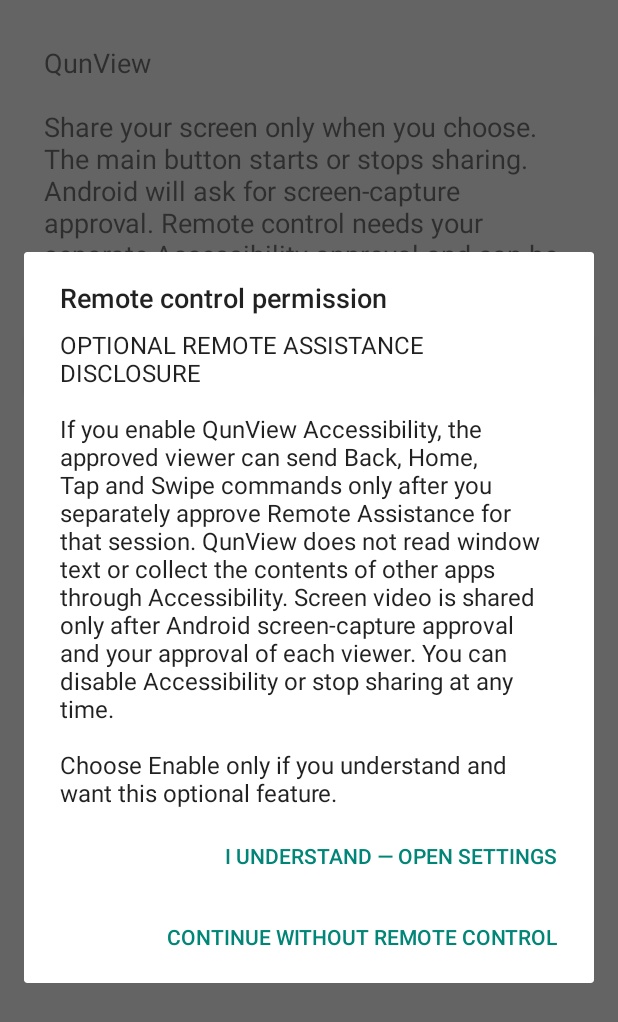
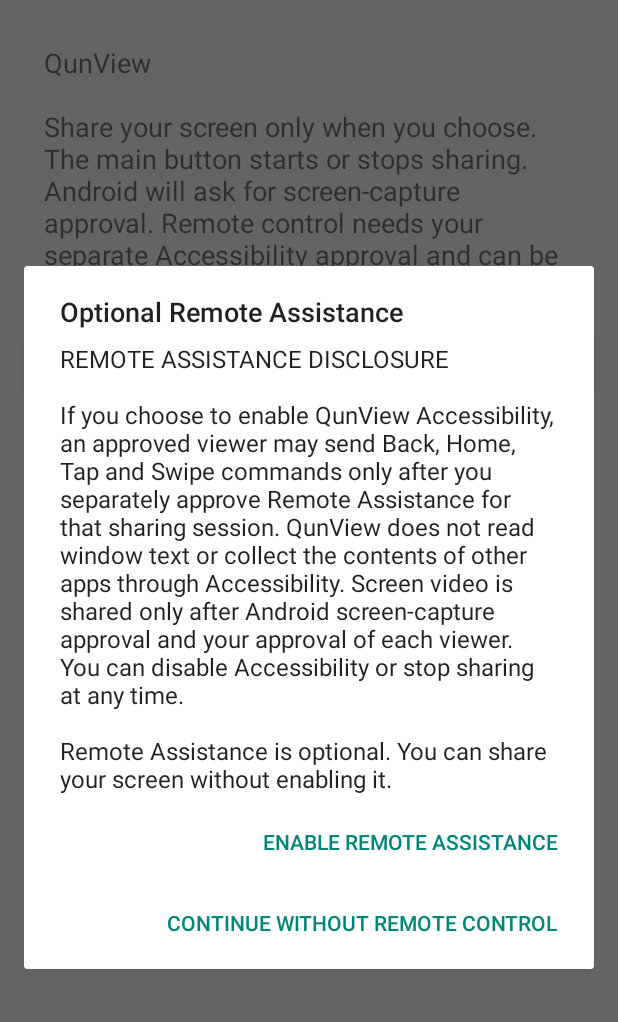
Before and after one commit to QUN-KING/QunView, an Android app: the screen it shows after launch (MainActivity), after a tap on "START SHARING", on a phone screen of 412 x 824 dp. Shown: the top 1022 px of the screen. Run offline under Robolectric (Android 15) with nearby library versions, the phone set to English and light mode, and no system bars.

Commit message:
Require explicit remote assistance choice before each session

```diff
--- a/android/app/src/main/java/com/qunking/qunview/MainActivity.kt
+++ b/android/app/src/main/java/com/qunking/qunview/MainActivity.kt
@@ -26,6 +26,7 @@ class MainActivity : ComponentActivity() {
     private var receiverRegistered = false
     private var startAfterAccessibilitySettings = false
     private var pendingStartAfterNotificationPermission = false
+    private var allowRemoteAssistanceForSession = false
     private var mainButton: Button? = null
 
     private val notificationPermission = registerForActivityResult(
@@ -65,6 +66,7 @@ class MainActivity : ComponentActivity() {
             val service = Intent(this, ScreenShareService::class.java).apply {
                 putExtra(ScreenShareService.EXTRA_RESULT_CODE, result.resultCode)
                 putExtra(ScreenShareService.EXTRA_RESULT_DATA, data)
+                putExtra(ScreenShareService.EXTRA_ALLOW_REMOTE_ASSISTANCE, allowRemoteAssistanceForSession)
             }
             startForegroundService(service)
             refreshMainButton()
@@ -173,19 +175,23 @@ class MainActivity : ComponentActivity() {
             showNotificationPermissionRequired()
             return
         }
-        if (isAccessibilityServiceEnabled()) {
-            requestScreenPermission()
-            return
-        }
+        val accessibilityEnabled = isAccessibilityServiceEnabled()
         AlertDialog.Builder(this)
-            .setTitle("Remote control permission")
-            .setMessage("OPTIONAL REMOTE ASSISTANCE DISCLOSURE\n\nIf you enable QunView Accessibility, the approved viewer can send Back, Home, Tap and Swipe commands only after you separately approve Remote Assistance for that session. QunView does not read window text or collect the contents of other apps through Accessibility. Screen video is shared only after Android screen-capture approval and your approval of each viewer. You can disable Accessibility or stop sharing at any time.\n\nChoose Enable only if you understand and want this optional feature.")
-            .setPositiveButton("I understand — Open Settings") { _, _ ->
-                startAfterAccessibilitySettings = true
-                startActivity(Intent(Settings.ACTION_ACCESSIBILITY_SETTINGS))
+            .setTitle("Optional Remote Assistance")
+            .setMessage("REMOTE ASSISTANCE DISCLOSURE\n\nIf you choose to enable QunView Accessibility, an approved viewer may send Back, Home, Tap and Swipe commands only after you separately approve Remote Assistance for that sharing session. QunView does not read window text or collect the contents of other apps through Accessibility. Screen video is shared only after Android screen-capture approval and your approval of each viewer. You can disable Accessibility or stop sharing at any time.\n\nRemote Assistance is optional. You can share your screen without enabling it.")
+            .setPositiveButton(if (accessibilityEnabled) "Continue with Remote Assistance" else "Enable Remote Assistance") { _, _ ->
+                if (accessibilityEnabled) {
+                    allowRemoteAssistanceForSession = true
+                    requestScreenPermission()
+                } else {
+                    startAfterAccessibilitySettings = true
+                    startActivity(Intent(Settings.ACTION_ACCESSIBILITY_SETTINGS))
+                }
             }
-            .setNegativeButton("Continue without remote control") { _, _ -> requestScreenPermission() }
-            .setOnCancelListener { }
+            .setNegativeButton("Continue without remote control") { _, _ ->
+                allowRemoteAssistanceForSession = false
+                requestScreenPermission()
+            }
             .show()
     }
 
@@ -226,6 +232,7 @@ class MainActivity : ComponentActivity() {
         refreshMainButton()
         if (startAfterAccessibilitySettings) {
             startAfterAccessibilitySettings = false
+            allowRemoteAssistanceForSession = isAccessibilityServiceEnabled()
             requestScreenPermission()
         }
     }
```
